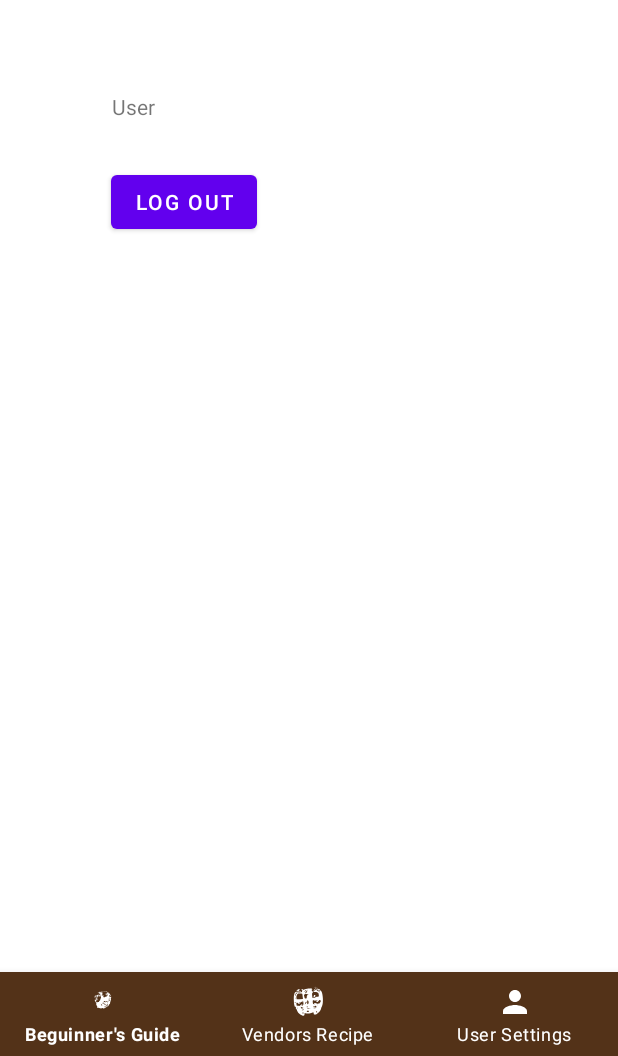
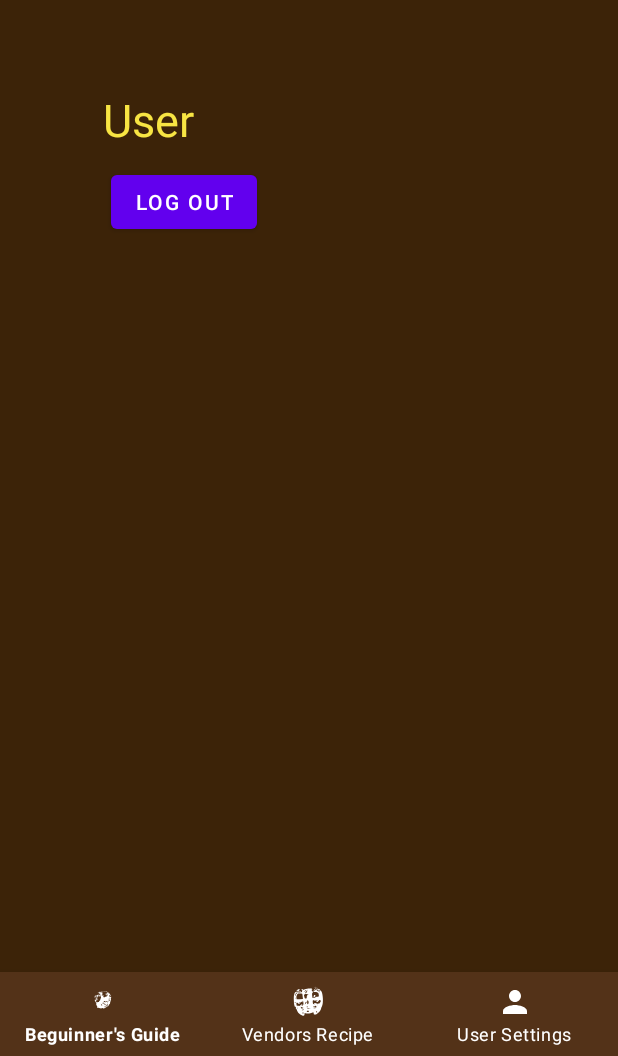
Before and after one commit to IbanJ/PoEGO, an Android app: the fragment SettingFragment placed in its activity, on a phone screen of 412 x 824 dp, the part 180-1236 px from its top. Run offline under Robolectric (Android 15) with nearby library versions, the phone set to English and light mode, and no system bars; our stand-ins replace Firebase (no records; nobody signed in at launch, a user with empty details on screens opened directly); Roboto replaces fonts that are not available here.

Commit message:
Added documentation and settings layout.

```diff
--- a/app/src/main/res/layout/fragment_setting.xml
+++ b/app/src/main/res/layout/fragment_setting.xml
@@ -4,6 +4,7 @@
     xmlns:tools="http://schemas.android.com/tools"
     android:layout_width="match_parent"
     android:layout_height="match_parent"
+    android:background="@color/darkbrown"
     tools:context=".SettingFragment">
 
     <androidx.constraintlayout.widget.ConstraintLayout
@@ -15,6 +16,8 @@
             android:layout_width="wrap_content"
             android:layout_height="wrap_content"
             android:text="User"
+            android:textSize="30dp"
+            android:textColor="@color/brightyellow"
             app:layout_constraintBottom_toBottomOf="parent"
             app:layout_constraintEnd_toEndOf="parent"
             app:layout_constraintHorizontal_bias="0.195"
```
Also changed, not shown: 1 other file.
